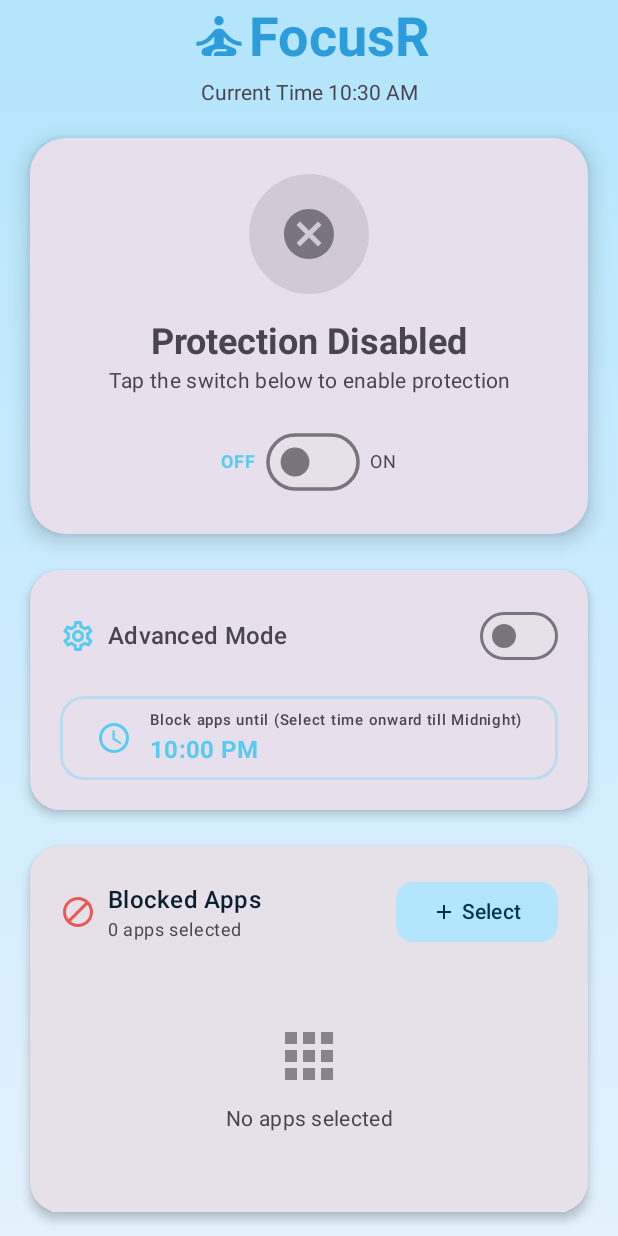
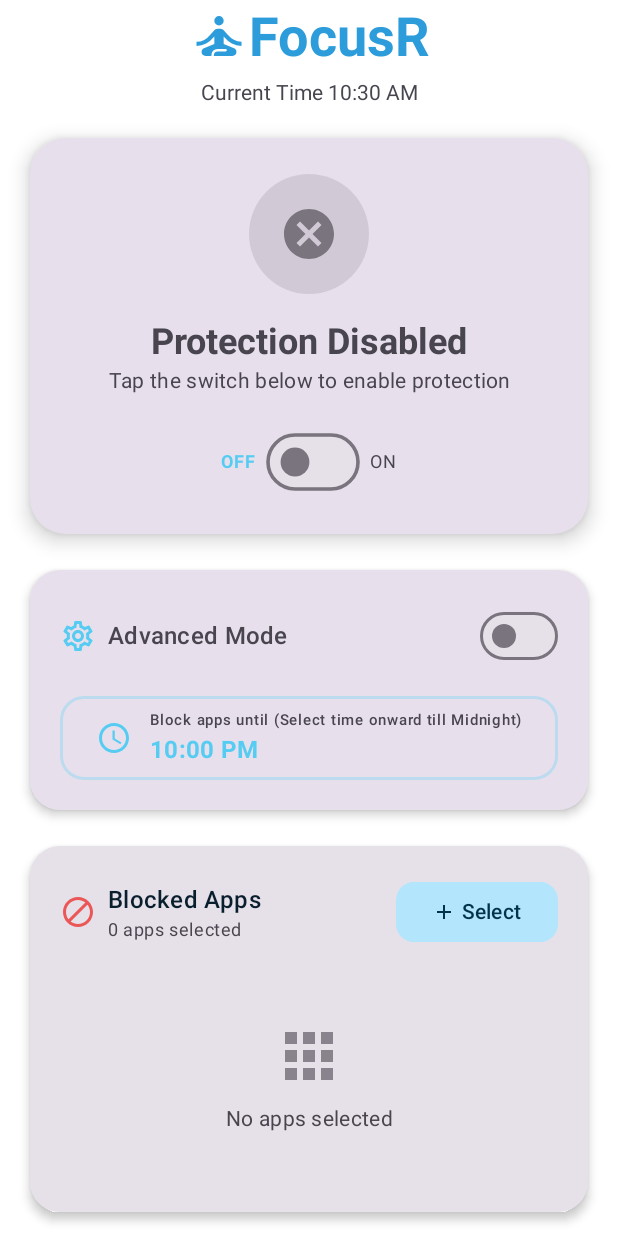
Before and after one commit to itsahsanarshad/FocusR, an Android app built with Jetpack Compose: the screen it shows after launch (MainActivity), on a phone screen of 412 x 824 dp. Run offline under Robolectric (Android 15) with nearby library versions, the phone set to English and light mode, and no system bars.

Commit message:
changed color from transparent to #ffffff

```diff
--- a/app/src/main/java/com/focusr/v2/MainActivity.kt
+++ b/app/src/main/java/com/focusr/v2/MainActivity.kt
@@ -100,7 +100,7 @@ class MainActivity : ComponentActivity() {
                 ) {
                     Scaffold(
                         modifier = Modifier.fillMaxSize(),
-                        containerColor = Color.Transparent,
+                        containerColor = Color.White,
                         topBar = {
                             ModernTopBar()
                         }
```
